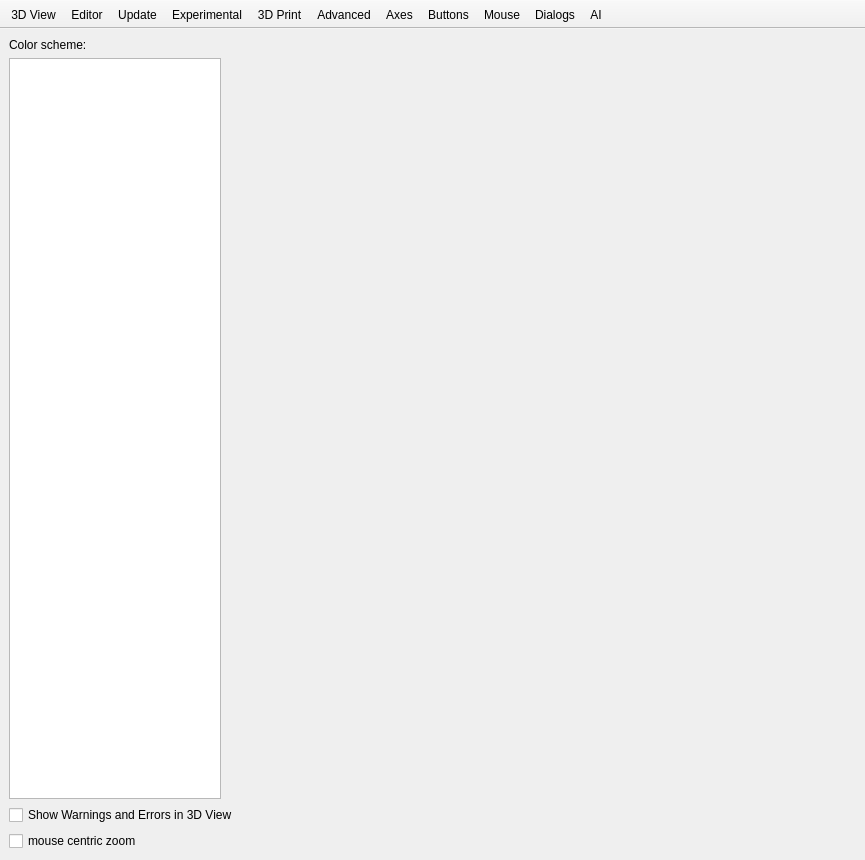
Before: the Qt Designer form src/gui/Preferences.ui in roel-v/openscad, drawn with Qt 5.
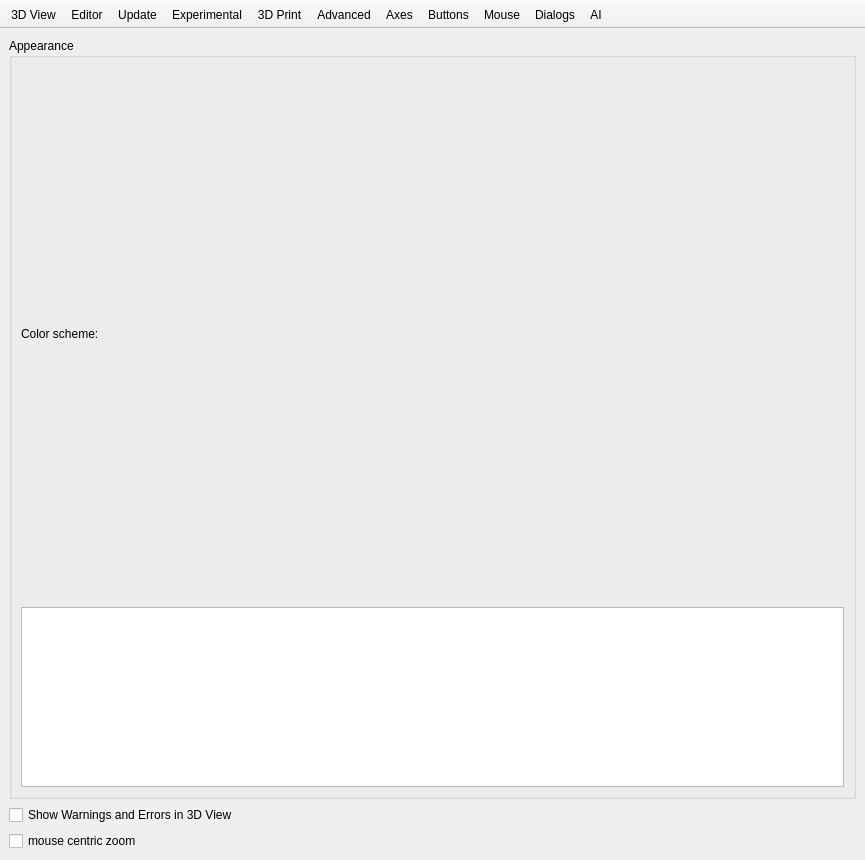
After: the same form once the commit is applied. The open tabs and pages were chosen to show the change. Icons and pictures are not drawn. Custom widgets are drawn as their Qt base class.

Commit message: Unify dock titles and Preferences hierarchy with theme-aware feedback

Patch:
```diff
--- a/src/gui/Preferences.ui
+++ b/src/gui/Preferences.ui
@@ -44,7 +44,9 @@
          <number>0</number>
         </property>
         <item>
-         <layout class="QHBoxLayout" name="horizontalLayout" stretch="1,3">
+         <widget class="QGroupBox" name="groupBoxAppearance">
+          <property name="title"><string>Appearance</string></property>
+          <layout class="QHBoxLayout" name="horizontalLayout">
           <item>
            <layout class="QVBoxLayout" name="verticalLayout_2">
             <item>
@@ -56,6 +58,7 @@
             </item>
             <item>
              <widget class="QListWidget" name="colorSchemeChooser">
+              <property name="maximumSize"><size><width>16777215</width><height>180</height></size></property>
               <property name="sizePolicy">
                <sizepolicy hsizetype="Expanding" vsizetype="MinimumExpanding">
                 <horstretch>0</horstretch>
@@ -72,20 +75,9 @@
             </item>
            </layout>
           </item>
-          <item>
-           <spacer name="horizontalSpacer">
-            <property name="orientation">
-             <enum>Qt::Horizontal</enum>
-            </property>
-            <property name="sizeHint" stdset="0">
-             <size>
-              <width>40</width>
-              <height>20</height>
-             </size>
-            </property>
-           </spacer>
-          </item>
+          
          </layout>
+         </widget>
         </item>
         <item>
          <widget class="QCheckBox" name="checkBoxShowWarningsIn3dView">
```
Left out of the diff: 14 changed lines with no effect on the pictures. The commit also changes 7 other files.
